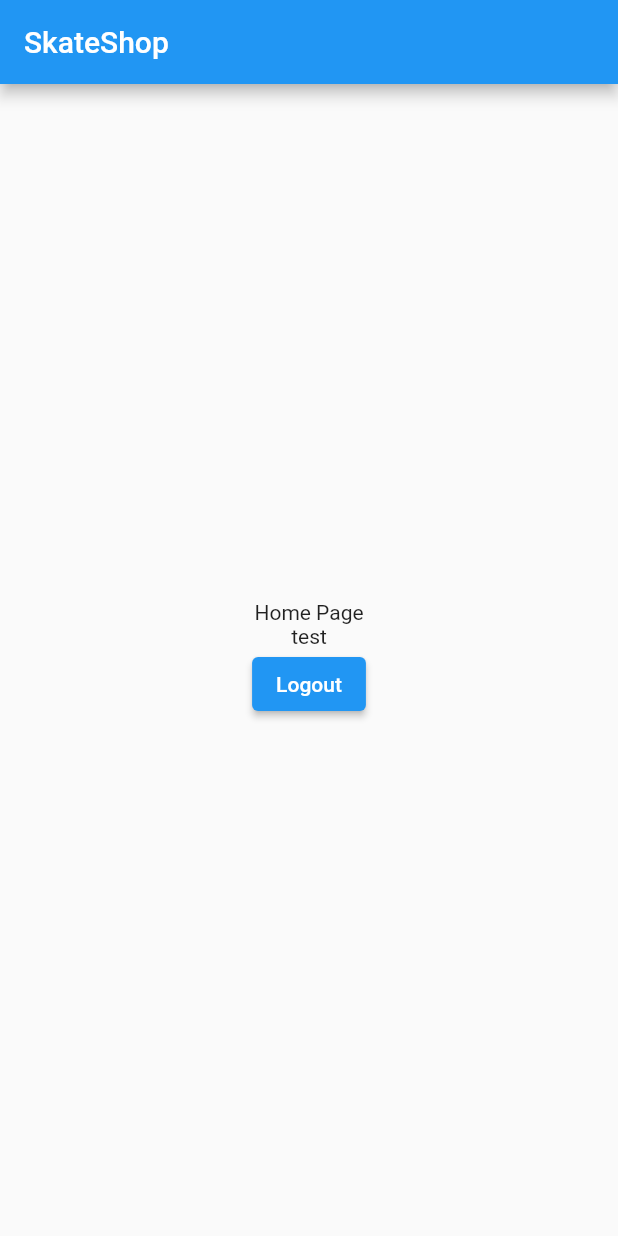
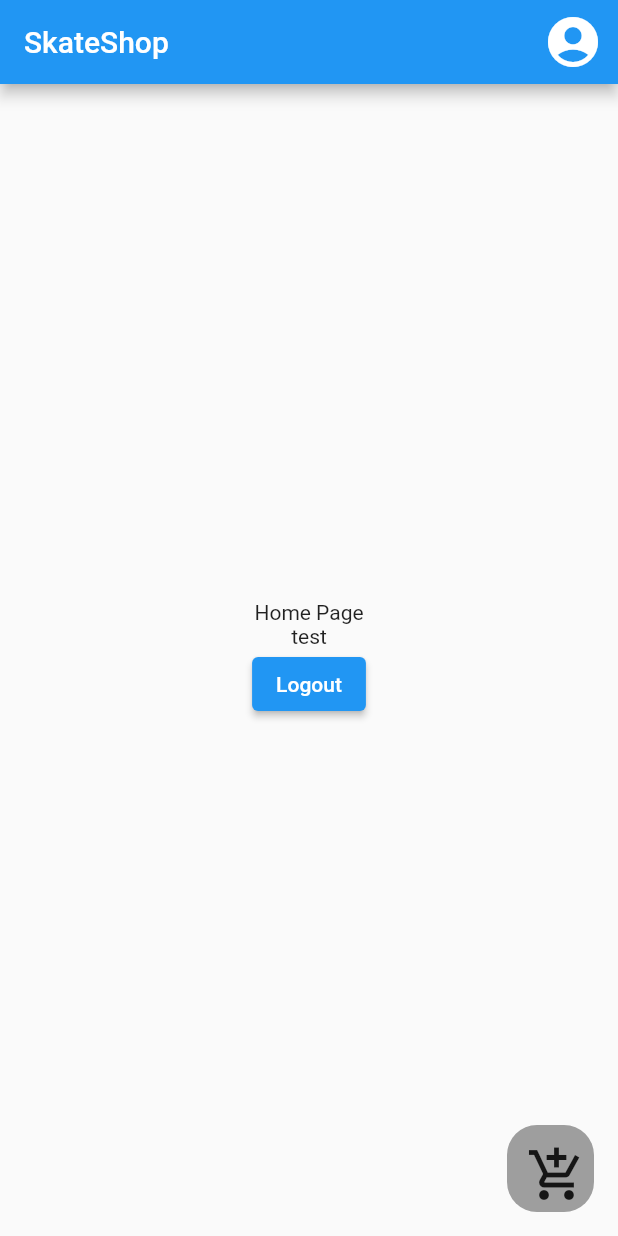
Before and after one commit to DeFreitasFlavio/E-commerce-Front, a Flutter app: the HomePage screen opened by its route, on a phone screen of 412 x 824 dp. Run offline on Flutter 3.47's test engine with Material 2 defaults, Android fonts, the light colour scheme and no system bars; our stand-ins replace flutter_riverpod, go_router, riverpod_annotation, shared_preferences; accounts and stored records are empty; network calls fail.

Commit message:
routing exemple

```diff
--- /dev/null
+++ b/flutter_ecommerce/lib/entities/home_data.dart
@@ -0,0 +1,10 @@
+import 'package:flutter_ecommerce/entities/user.dart';
+
+class HomeData {
+  const HomeData({
+    required this.user,
+    required this.isAuth,
+  });
+  final User user;
+  final bool isAuth;
+}
--- a/flutter_ecommerce/lib/screens/home_page.dart
+++ b/flutter_ecommerce/lib/screens/home_page.dart
@@ -1,25 +1,49 @@
 import 'package:flutter/material.dart';
-import 'package:flutter_ecommerce/entities/user.dart';
+import 'package:flutter_ecommerce/entities/home_data.dart';
 import 'package:flutter_ecommerce/state/auth.dart';
 import 'package:flutter_riverpod/flutter_riverpod.dart';
+import 'package:go_router/go_router.dart';
 
 class HomePage extends ConsumerWidget {
-  const HomePage(this.user, {super.key});
+  const HomePage(this.data, {super.key});
   static const path = '/home';
 
-  final User user;
+  final HomeData data;
 
   @override
   Widget build(BuildContext context, WidgetRef ref) {
     return Scaffold(
-      appBar: AppBar(title: const Text("SkateShop")),
+      appBar: AppBar(
+        title: const Text("SkateShop"),
+        actions: [
+          Padding(
+            padding: const EdgeInsets.only(right: 10),
+            child: IconButton(
+              onPressed: () => context.go('/home/user'),
+              icon: const Icon(Icons.account_circle, size: 40),
+            ),
+          ),
+        ],
+      ),
+      floatingActionButton: Container(
+        decoration: const BoxDecoration(
+            color: Colors.grey,
+            borderRadius: BorderRadius.all(Radius.circular(20))),
+        child: Padding(
+          padding: const EdgeInsets.all(5),
+          child: IconButton(
+            onPressed: () {},
+            icon: const Icon(Icons.add_shopping_cart, size: 40),
+          ),
+        ),
+      ),
       body: Center(
         child: Column(
           mainAxisAlignment: MainAxisAlignment.center,
           crossAxisAlignment: CrossAxisAlignment.center,
           children: [
             const Text("Home Page"),
-            Text(user.displayName),
+            Text(data.user.displayName),
             ElevatedButton(
               onPressed: () {
                 ref.watch(authNotifierProvider.notifier).logout();
```
Also changed, not shown: flutter_ecommerce/lib/router/router_notifier.dart (+17 -13 lines).
